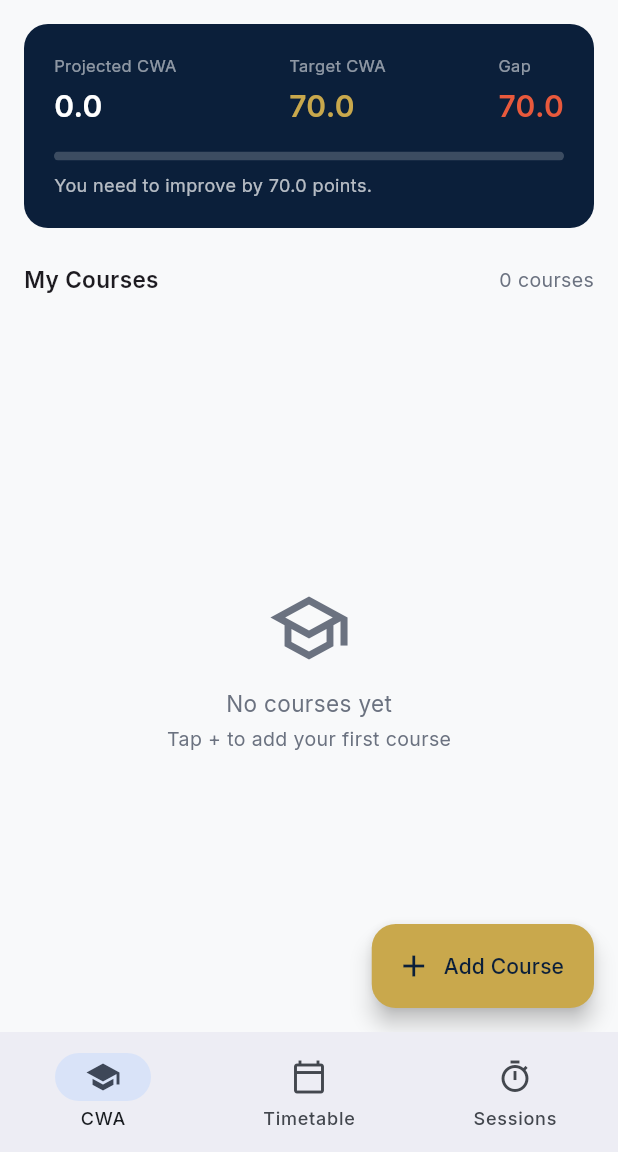
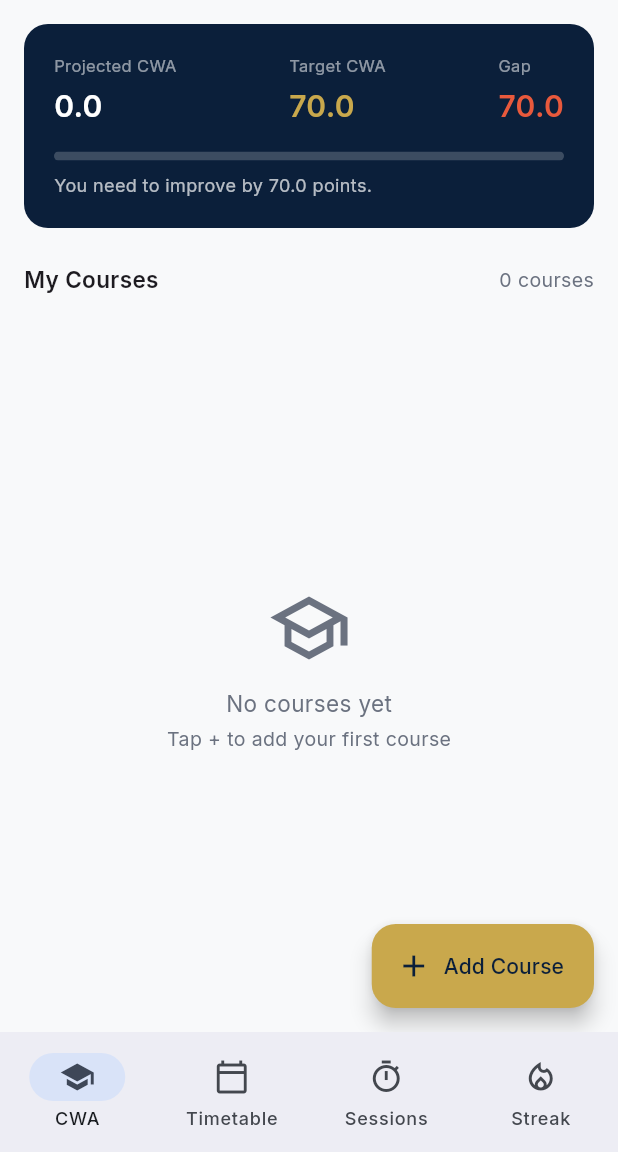
Before and after one commit to WesleyConsults/CampusIQ, a Flutter app: the screen it shows after launch, on a phone screen of 412 x 824 dp, the part 84-1236 px from its top. Run offline on Flutter 3.47's test engine with Material 3 defaults, Android fonts, the phone set to English and light mode, and no system bars; our stand-ins replace flutter_riverpod, go_router, google_fonts, isar; accounts and stored records are empty; generated files the repository leaves out were written again.

Commit message:
feat: Phase 5 complete — Streak System. CampusIQ MVP done.

```diff
--- a/lib/core/router/app_router.dart
+++ b/lib/core/router/app_router.dart
@@ -6,6 +6,8 @@ import 'package:campusiq/features/timetable/presentation/screens/timetable_scree
 import 'package:campusiq/features/session/presentation/screens/session_screen.dart';
 import 'package:campusiq/features/session/presentation/providers/active_session_provider.dart';
 import 'package:campusiq/features/session/presentation/widgets/floating_mini_timer.dart';
+import 'package:campusiq/features/streak/presentation/screens/streak_screen.dart';
+import 'package:campusiq/features/streak/presentation/providers/streak_provider.dart';
 
 final appRouter = GoRouter(
   initialLocation: '/cwa',
@@ -28,7 +30,11 @@ final appRouter = GoRouter(
           name: 'sessions',
           builder: (context, state) => const SessionScreen(),
         ),
-        // Phase 5: /streak
+        GoRoute(
+          path: '/streak',
+          name: 'streak',
+          builder: (context, state) => const StreakScreen(),
+        ),
       ],
     ),
   ],
@@ -41,23 +47,23 @@ class _AppShell extends ConsumerWidget {
   int _locationToIndex(BuildContext context) {
     final location = GoRouterState.of(context).uri.toString();
     if (location.startsWith('/timetable')) return 1;
-    if (location.startsWith('/sessions')) return 2;
+    if (location.startsWith('/sessions'))  return 2;
+    if (location.startsWith('/streak'))    return 3;
     return 0;
   }
 
   @override
   Widget build(BuildContext context, WidgetRef ref) {
     final isSessionActive = ref.watch(activeSessionProvider) != null;
+    final studyStreak     = ref.watch(studyStreakProvider);
+    final hasLossRisk     = studyStreak.lossAversionMessage != null;
 
     return Scaffold(
       body: Stack(
         children: [
           child,
-          // Floating mini-timer overlays all screens when session is active
           if (isSessionActive)
-            FloatingMiniTimer(
-              onTap: () => context.go('/sessions'),
-            ),
+            FloatingMiniTimer(onTap: () => context.go('/sessions')),
         ],
       ),
       bottomNavigationBar: NavigationBar(
@@ -67,6 +73,7 @@ class _AppShell extends ConsumerWidget {
             case 0: context.go('/cwa');
             case 1: context.go('/timetable');
             case 2: context.go('/sessions');
+            case 3: context.go('/streak');
           }
         },
         destinations: [
@@ -87,6 +94,16 @@ class _AppShell extends ConsumerWidget {
             selectedIcon: const Icon(Icons.timer),
             label: 'Sessions',
           ),
+          NavigationDestination(
+            icon: hasLossRisk
+                ? const Badge(
+                    label: Text('!'),
+                    child: Icon(Icons.local_fire_department_outlined),
+                  )
+                : const Icon(Icons.local_fire_department_outlined),
+            selectedIcon: const Icon(Icons.local_fire_department),
+            label: 'Streak',
+          ),
         ],
       ),
     );
```
Also changed, not shown: lib/features/streak/presentation/screens/streak_screen.dart (added, +127 -0 lines), 1 other file.
